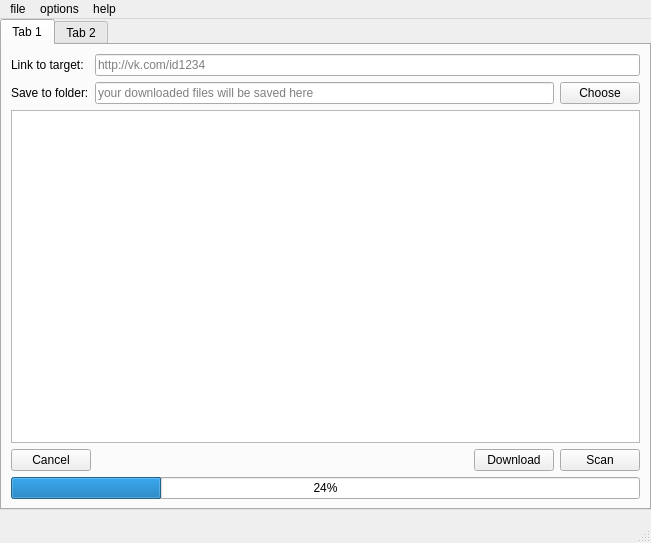
The window that vk-crawler.ui (herbion/vk-photos) describes before a commit, drawn with Qt 5.
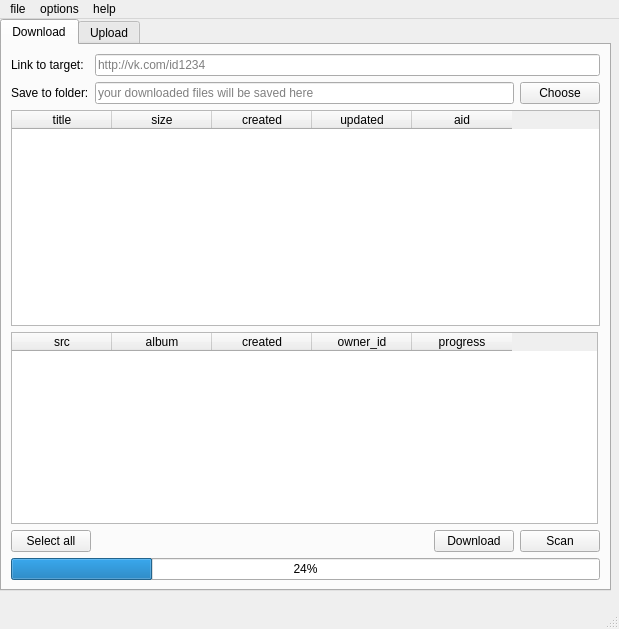
The same window after the commit.

Commit message: changed view to QTableWidget + a lot of stuff

```diff
--- a/vk-crawler.ui
+++ b/vk-crawler.ui
@@ -6,8 +6,8 @@
    <rect>
     <x>0</x>
     <y>0</y>
-    <width>651</width>
-    <height>543</height>
+    <width>619</width>
+    <height>629</height>
    </rect>
   </property>
   <property name="windowTitle">
@@ -19,13 +19,13 @@
      <rect>
       <x>0</x>
       <y>0</y>
-      <width>651</width>
-      <height>491</height>
+      <width>611</width>
+      <height>572</height>
      </rect>
     </property>
     <widget class="QWidget" name="tab">
      <attribute name="title">
-      <string>Tab 1</string>
+      <string>Download</string>
      </attribute>
      <layout class="QVBoxLayout" name="verticalLayout">
       <item>
@@ -71,21 +71,85 @@
        </layout>
       </item>
       <item>
-       <widget class="QColumnView" name="columnView">
-        <property name="selectionMode">
-         <enum>QAbstractItemView::ExtendedSelection</enum>
-        </property>
-        <property name="textElideMode">
-         <enum>Qt::ElideMiddle</enum>
-        </property>
-       </widget>
+       <layout class="QVBoxLayout" name="verticalLayout_2">
+        <item>
+         <widget class="QTableWidget" name="albumsTableWidget">
+          <property name="sortingEnabled">
+           <bool>true</bool>
+          </property>
+          <attribute name="verticalHeaderShowSortIndicator" stdset="0">
+           <bool>false</bool>
+          </attribute>
+          <column>
+           <property name="text">
+            <string>title</string>
+           </property>
+          </column>
+          <column>
+           <property name="text">
+            <string>size</string>
+           </property>
+          </column>
+          <column>
+           <property name="text">
+            <string>created</string>
+           </property>
+          </column>
+          <column>
+           <property name="text">
+            <string>updated</string>
+           </property>
+          </column>
+          <column>
+           <property name="text">
+            <string>aid</string>
+           </property>
+          </column>
+         </widget>
+        </item>
+        <item>
+         <widget class="QTableWidget" name="picturesTableWidget">
+          <property name="maximumSize">
+           <size>
+            <width>587</width>
+            <height>192</height>
+           </size>
+          </property>
+          <column>
+           <property name="text">
+            <string>src</string>
+           </property>
+          </column>
+          <column>
+           <property name="text">
+            <string>album</string>
+           </property>
+          </column>
+          <column>
+           <property name="text">
+            <string>created</string>
+           </property>
+          </column>
+          <column>
+           <property name="text">
+            <string>owner_id</string>
+           </property>
+          </column>
+          <column>
+           <property name="text">
+            <string>progress</string>
+           </property>
+          </column>
+         </widget>
+        </item>
+       </layout>
       </item>
       <item>
        <layout class="QHBoxLayout" name="horizontalLayout">
         <item>
          <widget class="QPushButton" name="cancelButton">
           <property name="text">
-           <string>Cancel</string>
+           <string>Select all</string>
           </property>
          </widget>
         </item>
@@ -123,13 +187,16 @@
         <property name="value">
          <number>24</number>
         </property>
+        <property name="invertedAppearance">
+         <bool>false</bool>
+        </property>
        </widget>
       </item>
      </layout>
     </widget>
     <widget class="QWidget" name="tab_2">
      <attribute name="title">
-      <string>Tab 2</string>
+      <string>Upload</string>
      </attribute>
     </widget>
    </widget>
@@ -139,7 +206,7 @@
     <rect>
      <x>0</x>
      <y>0</y>
-     <width>651</width>
+     <width>619</width>
      <height>27</height>
     </rect>
    </property>
```
Left out of the diff: 25 changed lines with no effect on the pictures. The commit also changes 5 other files.
